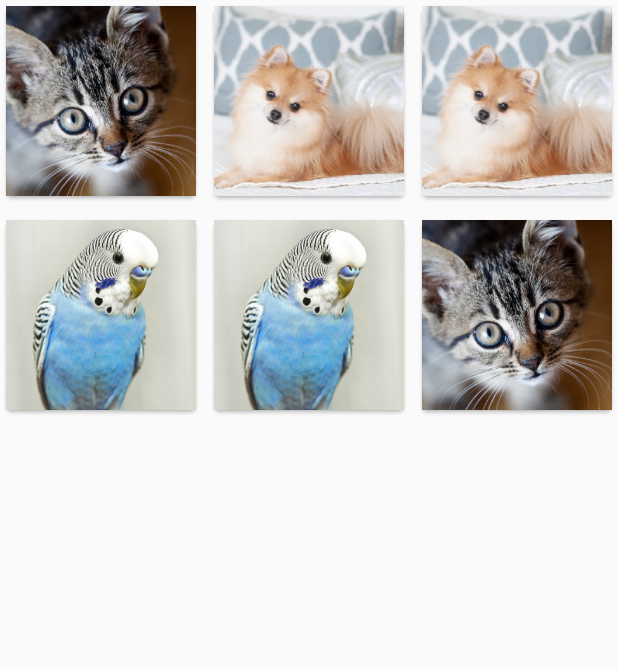
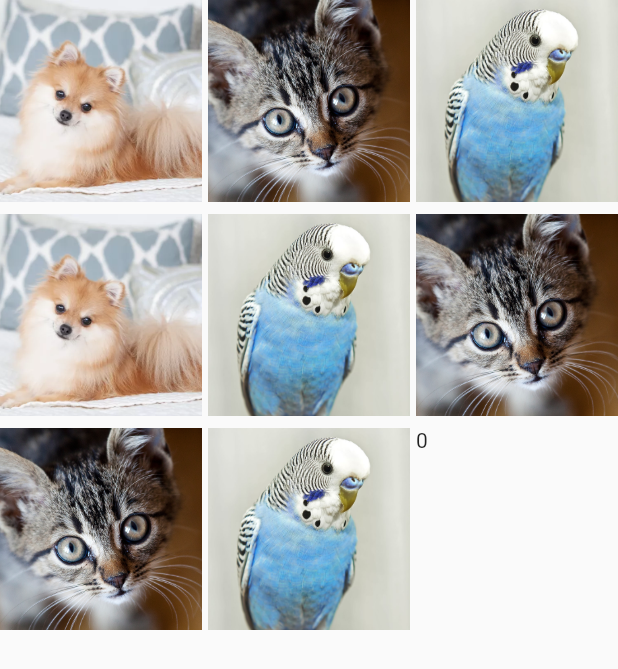
Before and after one commit to DungxLas/-Flutter-card_memory_game, a Flutter app: the screen it shows after launch, on a phone screen of 412 x 824 dp. Shown: the top 669 px of the screen. Run offline on Flutter 3.47's test engine with Material 2 defaults, Android fonts, the phone set to English and light mode, and no system bars.

Commit message:
25/10/2023

```diff
--- /dev/null
+++ b/lib/data/collection.dart
@@ -0,0 +1,10 @@
+final List<Map<String, String>> imageData = [
+  {'animal': 'dog', 'image': 'lib/assets/image/dog.png'},
+  {'animal': 'cat', 'image': 'lib/assets/image/cat.png'},
+  {'animal': 'bird', 'image': 'lib/assets/image/bird.png'},
+  {'animal': 'dog', 'image': 'lib/assets/image/dog.png'},
+  {'animal': 'bird', 'image': 'lib/assets/image/bird.png'},
+  {'animal': 'cat', 'image': 'lib/assets/image/cat.png'},
+  {'animal': 'cat', 'image': 'lib/assets/image/cat.png'},
+  {'animal': 'bird', 'image': 'lib/assets/image/bird.png'},
+];
--- a/lib/main.dart
+++ b/lib/main.dart
@@ -15,7 +15,7 @@ class MyApp extends StatelessWidget {
       theme: ThemeData(
         colorScheme: ColorScheme.fromSeed(seedColor: Colors.deepPurple),
       ),
-      home: PlayScreen(),
+      home: const PlayScreen(),
     );
   }
 }
--- a/lib/screens/play_screen.dart
+++ b/lib/screens/play_screen.dart
@@ -1,32 +1,56 @@
-//import 'dart:io';
-
 import 'dart:math';
 
+import 'package:card_memory_game/data/collection.dart';
 import 'package:card_memory_game/widgets/item.dart';
 import 'package:flutter/material.dart';
 
-class PlayScreen extends StatelessWidget {
-  PlayScreen({super.key});
+class PlayScreen extends StatefulWidget {
+  const PlayScreen({super.key});
 
-  final List<Map<String, String>> imageData = [
-    {'animal': 'dog', 'image': 'lib/assets/image/dog.png'},
-    {'animal': 'cat', 'image': 'lib/assets/image/cat.png'},
-    {'animal': 'cat', 'image': 'lib/assets/image/bird.png'}
-  ];
+  @override
+  State<PlayScreen> createState() => _PlayScreenState();
+}
+
+class _PlayScreenState extends State<PlayScreen> {
+  var random = Random();
+  final List<Map<String, String>> image = imageData;
+
+  int itemCheck = 0;
+  List<String> itemClicked = [];
+
+  void checkResult(String item) {
+    setState(() {
+      //them anh vao list xem xet
+      itemCheck++;
+      itemClicked.add(item);
+
+      if (itemCheck == 2) {
+        itemCheck = 0;
+        //kiem tra ket qua
+        if (itemClicked[0] == itemClicked[1]) {
+          print('dung');
+        } else {
+          print('sai');
+        }
+        itemClicked.clear();
+        return;
+      }
+    });
+  }
 
   @override
   Widget build(BuildContext context) {
-    var random = Random();
-    final List<Map<String, String>> imageRd = [...imageData, ...imageData];
-    imageRd.shuffle(random);
-
     return Scaffold(
       body: GridView.count(
         crossAxisCount: 3,
         crossAxisSpacing: 4,
         mainAxisSpacing: 8,
         children: [
-          ...imageRd.map((item) => Item(path: item['image'])),
+          ...image.map((item) => Item(
+                path: item['image'],
+                click: () => checkResult(item['animal']!),
+              )),
+          Text(itemCheck.toString()),
         ],
       ),
     );
--- a/lib/widgets/item.dart
+++ b/lib/widgets/item.dart
@@ -1,15 +1,15 @@
-//import 'dart:io';
-
 import 'package:flutter/material.dart';
 
 class Item extends StatelessWidget {
-  const Item({super.key, required this.path});
+  const Item({super.key, required this.path, required this.click});
 
   final String? path;
+  final Function click;
 
   @override
   Widget build(BuildContext context) {
-    return Card(
+    return GestureDetector(
+      onTap: () => click(),
       child: Image.asset(
         path!,
         height: 50,
```
